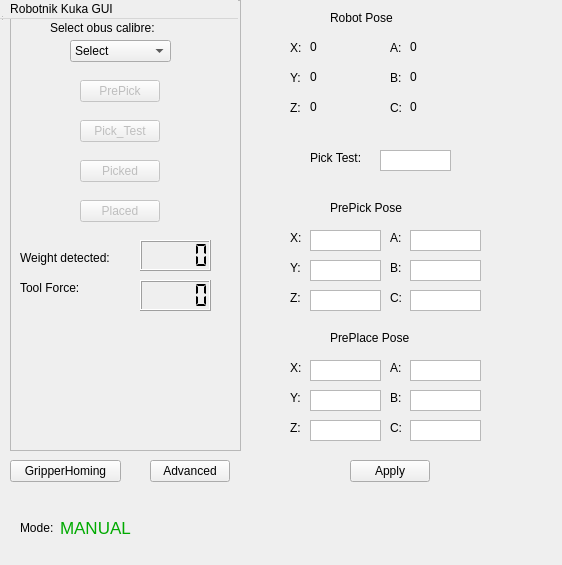
This is resource/RqtKuka.ui in asoriano1/rqt_kuka as Qt 5 draws it before an edit. The edited form follows.
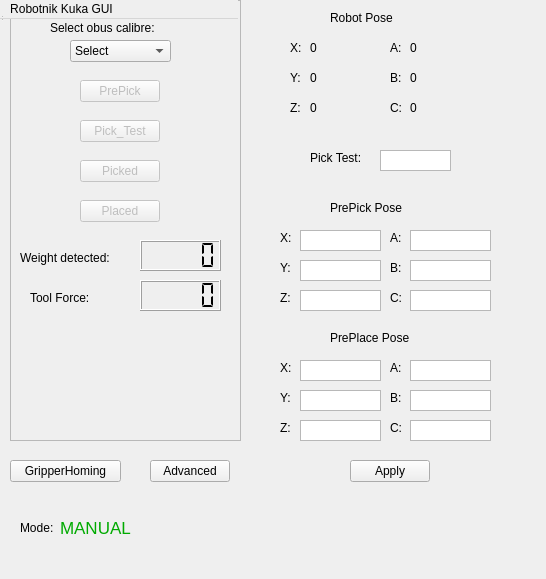
This is the edited form. Icons and pictures are not drawn.

```diff
--- a/resource/RqtKuka.ui
+++ b/resource/RqtKuka.ui
@@ -6,8 +6,8 @@
    <rect>
     <x>0</x>
     <y>0</y>
-    <width>562</width>
-    <height>565</height>
+    <width>546</width>
+    <height>579</height>
    </rect>
   </property>
   <property name="windowTitle">
@@ -28,7 +28,7 @@
       <x>10</x>
       <y>0</y>
       <width>231</width>
-      <height>451</height>
+      <height>441</height>
      </rect>
     </property>
     <property name="frameShape">
@@ -40,10 +40,10 @@
     <widget class="QLabel" name="label">
      <property name="geometry">
       <rect>
-       <x>30</x>
-       <y>330</y>
-       <width>161</width>
-       <height>91</height>
+       <x>10</x>
+       <y>340</y>
+       <width>211</width>
+       <height>81</height>
       </rect>
      </property>
      <property name="text">
@@ -123,8 +123,8 @@
     <widget class="QLabel" name="tool_force_label">
      <property name="geometry">
       <rect>
-       <x>10</x>
-       <y>280</y>
+       <x>20</x>
+       <y>290</y>
        <width>111</width>
        <height>16</height>
       </rect>
@@ -138,7 +138,7 @@
       <rect>
        <x>130</x>
        <y>280</y>
-       <width>71</width>
+       <width>81</width>
        <height>31</height>
       </rect>
      </property>
@@ -215,7 +215,7 @@
       <rect>
        <x>130</x>
        <y>240</y>
-       <width>71</width>
+       <width>81</width>
        <height>31</height>
       </rect>
      </property>
@@ -374,7 +374,7 @@
   <widget class="QLabel" name="label_9">
    <property name="geometry">
     <rect>
-     <x>290</x>
+     <x>280</x>
      <y>290</y>
      <width>16</width>
      <height>16</height>
@@ -400,7 +400,7 @@
   <widget class="QLabel" name="label_11">
    <property name="geometry">
     <rect>
-     <x>290</x>
+     <x>280</x>
      <y>260</y>
      <width>16</width>
      <height>16</height>
@@ -413,9 +413,9 @@
   <widget class="QTextEdit" name="prepick_x">
    <property name="geometry">
     <rect>
-     <x>310</x>
+     <x>300</x>
      <y>230</y>
-     <width>71</width>
+     <width>81</width>
      <height>21</height>
     </rect>
    </property>
@@ -447,7 +447,7 @@
     <rect>
      <x>410</x>
      <y>260</y>
-     <width>71</width>
+     <width>81</width>
      <height>21</height>
     </rect>
    </property>
@@ -466,7 +466,7 @@
     <rect>
      <x>410</x>
      <y>290</y>
-     <width>71</width>
+     <width>81</width>
      <height>21</height>
     </rect>
    </property>
@@ -483,9 +483,9 @@
   <widget class="QTextEdit" name="prepick_y">
    <property name="geometry">
     <rect>
-     <x>310</x>
+     <x>300</x>
      <y>260</y>
-     <width>71</width>
+     <width>81</width>
      <height>21</height>
     </rect>
    </property>
@@ -502,7 +502,7 @@
   <widget class="QLabel" name="label_13">
    <property name="geometry">
     <rect>
-     <x>290</x>
+     <x>280</x>
      <y>230</y>
      <width>16</width>
      <height>16</height>
@@ -517,7 +517,7 @@
     <rect>
      <x>410</x>
      <y>230</y>
-     <width>71</width>
+     <width>81</width>
      <height>21</height>
     </rect>
    </property>
@@ -547,9 +547,9 @@
   <widget class="QTextEdit" name="prepick_z">
    <property name="geometry">
     <rect>
-     <x>310</x>
+     <x>300</x>
      <y>290</y>
-     <width>71</width>
+     <width>81</width>
      <height>21</height>
     </rect>
    </property>
@@ -579,7 +579,7 @@
   <widget class="QLabel" name="label_16">
    <property name="geometry">
     <rect>
-     <x>290</x>
+     <x>280</x>
      <y>420</y>
      <width>16</width>
      <height>16</height>
@@ -607,7 +607,7 @@
     <rect>
      <x>410</x>
      <y>360</y>
-     <width>71</width>
+     <width>81</width>
      <height>21</height>
     </rect>
    </property>
@@ -624,7 +624,7 @@
   <widget class="QLabel" name="label_18">
    <property name="geometry">
     <rect>
-     <x>290</x>
+     <x>280</x>
      <y>390</y>
      <width>16</width>
      <height>16</height>
@@ -639,7 +639,7 @@
     <rect>
      <x>410</x>
      <y>390</y>
-     <width>71</width>
+     <width>81</width>
      <height>21</height>
     </rect>
    </property>
@@ -656,9 +656,9 @@
   <widget class="QTextEdit" name="preplace_y">
    <property name="geometry">
     <rect>
-     <x>310</x>
+     <x>300</x>
      <y>390</y>
-     <width>71</width>
+     <width>81</width>
      <height>21</height>
     </rect>
    </property>
@@ -675,9 +675,9 @@
   <widget class="QTextEdit" name="preplace_z">
    <property name="geometry">
     <rect>
-     <x>310</x>
+     <x>300</x>
      <y>420</y>
-     <width>71</width>
+     <width>81</width>
      <height>21</height>
     </rect>
    </property>
@@ -707,9 +707,9 @@
   <widget class="QTextEdit" name="preplace_x">
    <property name="geometry">
     <rect>
-     <x>310</x>
+     <x>300</x>
      <y>360</y>
-     <width>71</width>
+     <width>81</width>
      <height>21</height>
     </rect>
    </property>
@@ -726,7 +726,7 @@
   <widget class="QLabel" name="label_20">
    <property name="geometry">
     <rect>
-     <x>290</x>
+     <x>280</x>
      <y>360</y>
      <width>16</width>
      <height>16</height>
@@ -741,7 +741,7 @@
     <rect>
      <x>410</x>
      <y>420</y>
-     <width>71</width>
+     <width>81</width>
      <height>21</height>
     </rect>
    </property>
@@ -868,8 +868,8 @@
     <rect>
      <x>310</x>
      <y>40</y>
-     <width>59</width>
-     <height>14</height>
+     <width>71</width>
+     <height>16</height>
     </rect>
    </property>
    <property name="text">
@@ -881,8 +881,8 @@
     <rect>
      <x>310</x>
      <y>70</y>
-     <width>59</width>
-     <height>14</height>
+     <width>71</width>
+     <height>16</height>
     </rect>
    </property>
    <property name="text">
@@ -894,8 +894,8 @@
     <rect>
      <x>310</x>
      <y>100</y>
-     <width>59</width>
-     <height>14</height>
+     <width>71</width>
+     <height>16</height>
     </rect>
    </property>
    <property name="text">
@@ -907,8 +907,8 @@
     <rect>
      <x>410</x>
      <y>40</y>
-     <width>59</width>
-     <height>14</height>
+     <width>81</width>
+     <height>16</height>
     </rect>
    </property>
    <property name="text">
@@ -920,8 +920,8 @@
     <rect>
      <x>410</x>
      <y>70</y>
-     <width>59</width>
-     <height>14</height>
+     <width>81</width>
+     <height>16</height>
     </rect>
    </property>
    <property name="text">
@@ -933,8 +933,8 @@
     <rect>
      <x>410</x>
      <y>100</y>
-     <width>59</width>
-     <height>14</height>
+     <width>81</width>
+     <height>16</height>
     </rect>
    </property>
    <property name="text">
@@ -944,8 +944,8 @@
   <widget class="QLabel" name="info_label">
    <property name="geometry">
     <rect>
-     <x>260</x>
-     <y>509</y>
+     <x>250</x>
+     <y>490</y>
      <width>281</width>
      <height>41</height>
     </rect>
@@ -954,6 +954,25 @@
     <string/>
    </property>
   </widget>
+  <widget class="QLabel" name="label_25">
+   <property name="geometry">
+    <rect>
+     <x>340</x>
+     <y>540</y>
+     <width>201</width>
+     <height>41</height>
+    </rect>
+   </property>
+   <property name="text">
+    <string/>
+   </property>
+   <property name="pixmap">
+    <pixmap>../../../../../Pictures/logo.jpg</pixmap>
+   </property>
+   <property name="scaledContents">
+    <bool>false</bool>
+   </property>
+  </widget>
  </widget>
  <resources/>
  <connections/>
```
Left out of the diff: 2 changed lines with no effect on the pictures.
